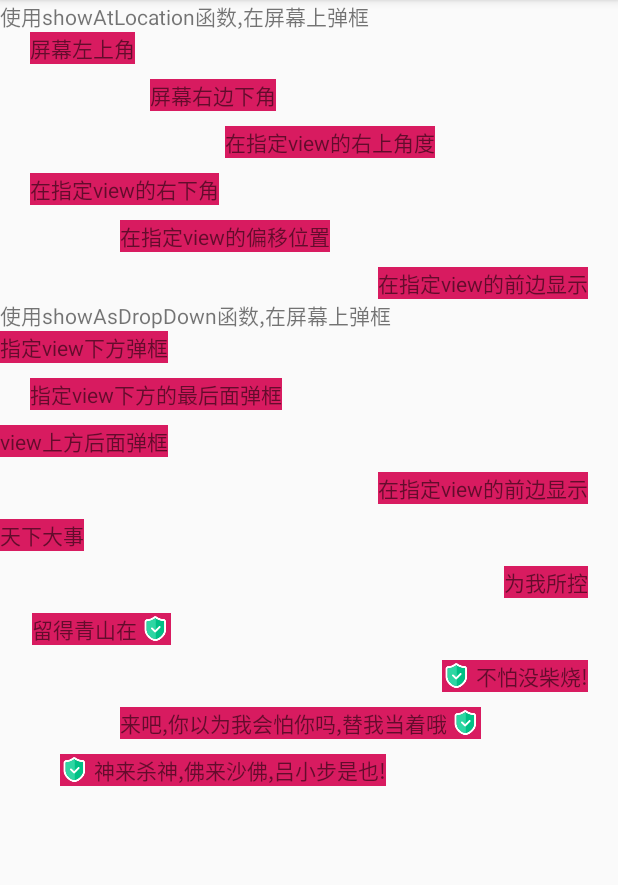
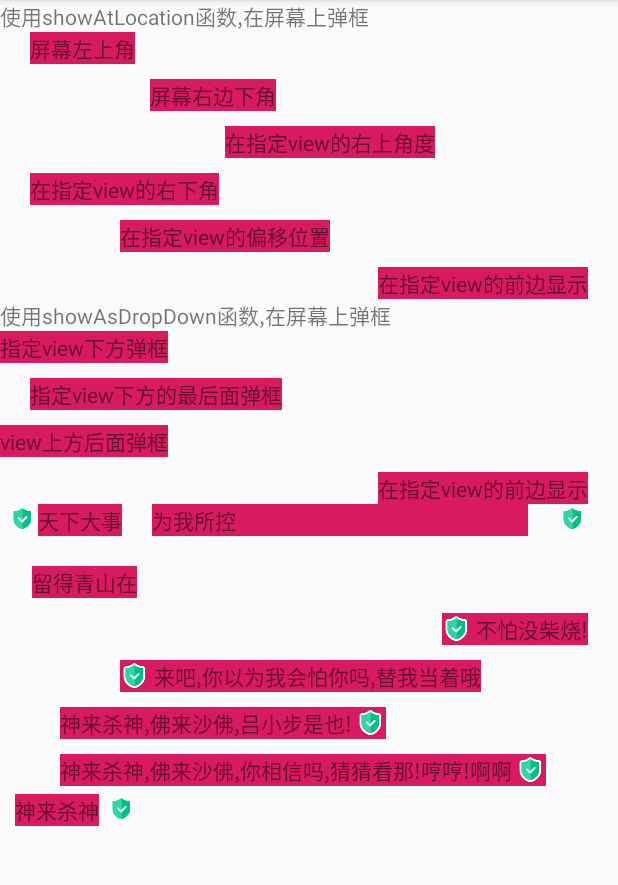
Before and after one commit to AsaLynn/PopupWindowDemo, an Android app: the screen it shows after launch (MainActivity), on a phone screen of 412 x 824 dp, the part 84-969 px from its top. Run offline under Robolectric (Android 15) with nearby library versions, the phone set to English and light mode, and no system bars; our stand-ins replace ButterKnife.

```diff
--- a/app/build.gradle
+++ b/app/build.gradle
@@ -4,7 +4,7 @@ android {
     compileSdkVersion 28
     defaultConfig {
         applicationId "com.zxn.popup"
-        minSdkVersion 15
+        minSdkVersion 17
         targetSdkVersion 28
         versionCode 1
         versionName "1.0"
--- a/app/src/main/java/com/zxn/popup/CreditSignUtils.java
+++ b/app/src/main/java/com/zxn/popup/CreditSignUtils.java
@@ -1,6 +1,8 @@
 package com.zxn.popup;
 
 import android.graphics.drawable.Drawable;
+import android.view.View;
+import android.widget.ImageView;
 import android.widget.TextView;
 
 /**
@@ -29,12 +31,11 @@ public class CreditSignUtils {
      * @param view
      * @param isCredited true已经认证,否则反之.
      */
-    public static void showCreditLeftSide(TextView view, boolean isCredited) {
+    private static void showCreditLeftSide(TextView view, boolean isCredited) {
         Drawable drawable = isCredited ? getCreditDrawable(view) : null;
         view.setCompoundDrawablesWithIntrinsicBounds(drawable, null, null, null);
         if (isCredited) {
             CreditPW instance = CreditPW.getInstance(view.getContext());
-            //instance.setSide(true);
             view.setOnClickListener(instance);
         }
     }
@@ -45,7 +46,7 @@ public class CreditSignUtils {
      * @param view
      * @param isCredited true已经认证,否则反之.
      */
-    public static void showCreditRightSide(TextView view, boolean isCredited) {
+    private static void showCreditRightSide(TextView view, boolean isCredited) {
         Drawable drawable = isCredited ? getCreditDrawable(view) : null;
         view.setCompoundDrawablesWithIntrinsicBounds(null, null, drawable, null);
         if (isCredited) {
@@ -70,4 +71,12 @@ public class CreditSignUtils {
         }
     }
 
+    public static void showCredit(View view, boolean isCredited) {
+        //view.setImageResource(R.drawable.ic_auth);
+        view.setVisibility(isCredited ? View.VISIBLE : View.GONE);
+
+        if (isCredited) {
+            view.setOnClickListener(CreditPW.getInstance(view.getContext()));
+        }
+    }
 }
--- a/app/src/main/java/com/zxn/popup/MainActivity.java
+++ b/app/src/main/java/com/zxn/popup/MainActivity.java
@@ -6,6 +6,7 @@ import android.support.v7.app.AppCompatActivity;
 import android.util.Log;
 import android.view.Gravity;
 import android.view.View;
+import android.widget.ImageView;
 import android.widget.Space;
 import android.widget.TextView;
 
@@ -35,6 +36,14 @@ public class MainActivity extends AppCompatActivity {
     TextView tv15;
     @BindView(R.id.tv16)
     TextView tv16;
+    @BindView(R.id.tv18)
+    TextView tv18;
+    @BindView(R.id.iv1)
+    ImageView iv1;
+    @BindView(R.id.iv2)
+    ImageView iv2;
+    @BindView(R.id.iv3)
+    ImageView iv3;
     private CreditPW mCreditPW;
 
     @Override
@@ -53,10 +62,19 @@ public class MainActivity extends AppCompatActivity {
 
         //CreditSignUtils.showCreditRightSide(tv11, true);
         //CreditSignUtils.showCreditLeftSide(tv12, true);
-        CreditSignUtils.showCreditRightSide(tv13, true);
-        CreditSignUtils.showCreditLeftSide(tv14, true);
-        CreditSignUtils.showCreditRightSide(tv15, true);
-        CreditSignUtils.showCreditLeftSide(tv16, true);
+        CreditSignUtils.showCredit(tv13, true);
+        //CreditSignUtils.showCreditLeftSide(tv14, true);
+
+        CreditSignUtils.showCredit(tv14, true, true);
+        CreditSignUtils.showCredit(tv15, true, true);
+
+        CreditSignUtils.showCredit(tv16, true, false);
+        CreditSignUtils.showCredit(tv18, true, false);
+
+
+        CreditSignUtils.showCredit(iv1, true);
+        CreditSignUtils.showCredit(iv2, true);
+        CreditSignUtils.showCredit(iv3, true);
     }
 
     @OnClick({R.id.tv1, R.id.tv2, R.id.tv3, R.id.tv4, R.id.tv5, R.id.tv6, R.id.tv7, R.id.tv8, R.id.tv9, R.id.tv10, R.id.tv11, R.id.tv12})
--- a/app/src/main/res/layout/activity_main.xml
+++ b/app/src/main/res/layout/activity_main.xml
@@ -109,6 +109,18 @@
         android:background="@color/colorAccent"
         android:text="在指定view的前边显示" />
 
+    <LinearLayout
+        android:layout_width="match_parent"
+        android:layout_height="wrap_content"
+        android:orientation="horizontal">
+
+        <ImageView
+            android:id="@+id/iv2"
+            android:layout_width="wrap_content"
+            android:layout_height="wrap_content"
+            android:layout_marginLeft="@dimen/dp_5"
+            android:src="@drawable/ic_auth" />
+
         <TextView
             android:id="@+id/tv11"
             android:layout_width="wrap_content"
@@ -125,9 +137,19 @@
             android:layout_height="wrap_content"
             android:layout_gravity="right"
             android:layout_marginTop="10dp"
-        android:layout_marginRight="20dp"
+            android:layout_weight="1"
             android:background="@color/colorAccent"
             android:text="为我所控" />
+
+        <ImageView
+            android:id="@+id/iv3"
+            android:layout_width="wrap_content"
+            android:layout_height="wrap_content"
+            android:layout_marginLeft="@dimen/dp_20"
+            android:layout_marginRight="@dimen/dp_20"
+            android:src="@drawable/ic_auth" />
+    </LinearLayout>
+
 
     <TextView
         android:id="@+id/tv13"
@@ -168,4 +190,39 @@
         android:layout_marginTop="10dp"
         android:background="@color/colorAccent"
         android:text="神来杀神,佛来沙佛,吕小步是也!" />
+
+    <TextView
+        android:id="@+id/tv18"
+        android:layout_width="wrap_content"
+        android:layout_height="wrap_content"
+        android:layout_gravity="left"
+        android:layout_marginLeft="@dimen/dp_40"
+        android:layout_marginTop="10dp"
+        android:background="@color/colorAccent"
+        android:text="神来杀神,佛来沙佛,你相信吗,猜猜看那!哼哼!啊啊" />
+
+    <LinearLayout
+        android:layout_width="match_parent"
+        android:layout_height="wrap_content"
+        android:layout_marginTop="@dimen/dp_5"
+        android:orientation="horizontal">
+
+        <TextView
+            android:id="@+id/tv17"
+            android:layout_width="wrap_content"
+            android:layout_height="wrap_content"
+            android:layout_gravity="left"
+            android:layout_marginLeft="@dimen/dp_10"
+            android:layout_marginTop="10dp"
+            android:background="@color/colorAccent"
+            android:text="神来杀神" />
+
+        <ImageView
+            android:id="@+id/iv1"
+            android:layout_width="wrap_content"
+            android:layout_height="wrap_content"
+            android:layout_marginLeft="@dimen/dp_5"
+            android:src="@drawable/ic_auth" />
+
     </LinearLayout>
+</LinearLayout>
--- a/app/src/main/res/values/dimens.xml
+++ b/app/src/main/res/values/dimens.xml
@@ -12,4 +12,5 @@
     <dimen name="dp_120">120dp</dimen>
     <dimen name="dp_20">20dp</dimen>
     <dimen name="dp_80">80dp</dimen>
+    <dimen name="dp_10">10dp</dimen>
 </resources>
```
Also changed, not shown: app/src/main/java/com/zxn/popup/CreditPW.java (+108 -20 lines). Lines whose indentation alone changed are shown as unchanged.
